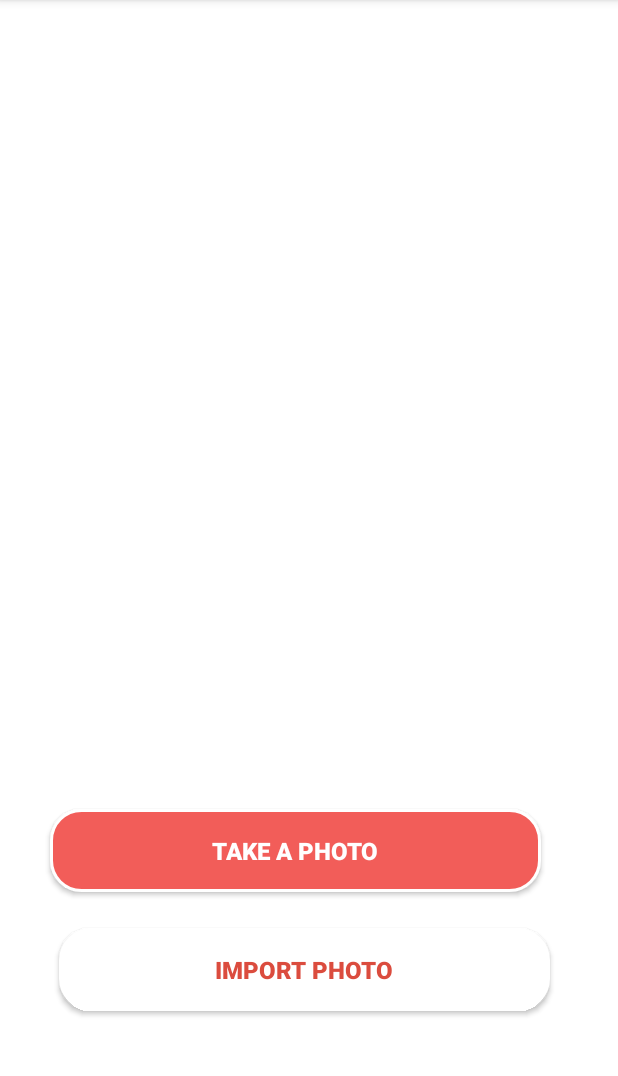
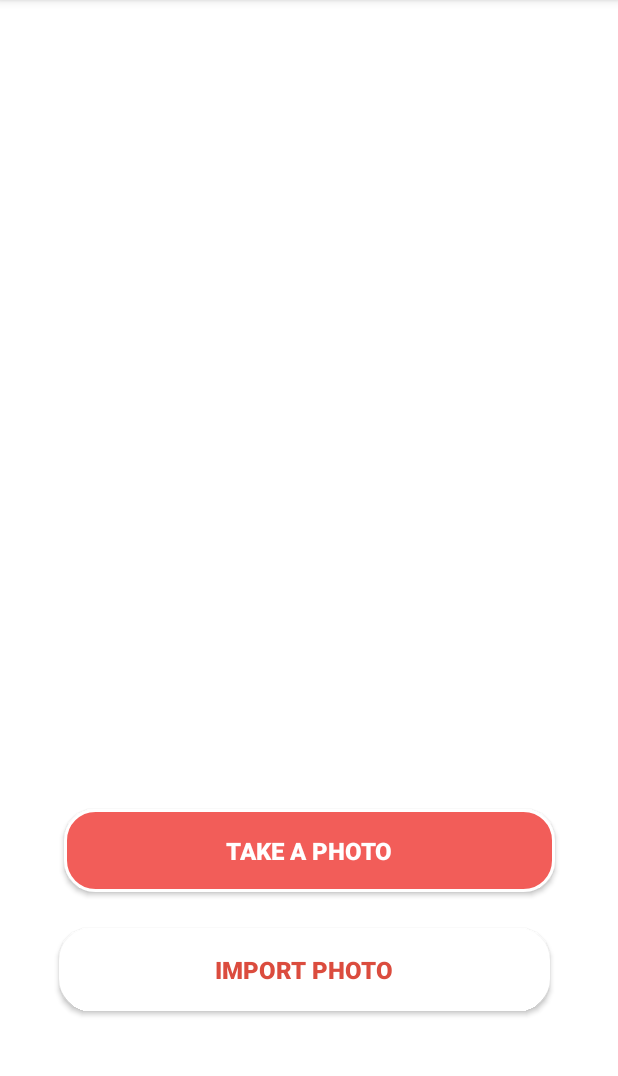
Before and after one commit to kmalcaba/SkinCheckr, an Android app: the Main_2 screen opened directly, with no data from a screen before it, on a phone screen of 412 x 824 dp, the part 84-1160 px from its top. Run offline under Robolectric (Android 15) with nearby library versions, the phone set to English and light mode, and no system bars; our stand-ins replace Firebase (no records; nobody signed in at launch, a user with empty details on screens opened directly).

Commit message:
working on nav drawer

```diff
--- a/app/src/main/java/com/example/trishiaanne/skincheckr/Main_2.java
+++ b/app/src/main/java/com/example/trishiaanne/skincheckr/Main_2.java
@@ -22,7 +22,7 @@ public class Main_2 extends AppCompatActivity {
     @Override
     protected void onCreate(Bundle savedInstanceState) {
         super.onCreate(savedInstanceState);
-        setContentView(R.layout.activity_usercamra);
+        setContentView(R.layout.activity_usercam);
 
         auth = FirebaseAuth.getInstance();
         final FirebaseUser user = FirebaseAuth.getInstance().getCurrentUser();
--- a/app/src/main/java/com/example/trishiaanne/skincheckr/SignUp.java
+++ b/app/src/main/java/com/example/trishiaanne/skincheckr/SignUp.java
@@ -141,6 +141,7 @@ public class SignUp extends AppCompatActivity {
     }
 
 
+
        /* button = (Button) findViewById(R.id.SignupBtn);
         button.setOnClickListener(new View.OnClickListener() {
             @Override
--- a/app/src/main/res/layout/activity_usercam.xml
+++ b/app/src/main/res/layout/activity_usercam.xml
@@ -1,21 +1,26 @@
 <?xml version="1.0" encoding="utf-8"?>
-<android.support.constraint.ConstraintLayout xmlns:android="http://schemas.android.com/apk/res/android"
+<android.support.v4.widget.DrawerLayout xmlns:android="http://schemas.android.com/apk/res/android"
     xmlns:app="http://schemas.android.com/apk/res-auto"
-    xmlns:tools="http://schemas.android.com/tools"
+    android:id="@+id/activity_main"
     android:layout_width="match_parent"
     android:layout_height="match_parent"
-    tools:context=".Camera">
+    android:background="#FFFF">
+
+    <android.support.constraint.ConstraintLayout
+        android:id="@+id/relativeLayout"
+        android:layout_width="match_parent"
+        android:layout_height="match_parent">
 
         <Button
             android:id="@+id/importPhoto"
             android:layout_width="327dp"
             android:layout_height="55dp"
-        android:layout_marginBottom="8dp"
-        android:layout_marginEnd="8dp"
-        android:layout_marginLeft="4dp"
-        android:layout_marginRight="8dp"
-        android:layout_marginStart="4dp"
-        android:layout_marginTop="8dp"
+            android:layout_marginStart="39dp"
+            android:layout_marginLeft="39dp"
+            android:layout_marginTop="586dp"
+            android:layout_marginEnd="46dp"
+            android:layout_marginRight="46dp"
+            android:layout_marginBottom="91dp"
             android:background="@drawable/buttonlogin"
             android:text="IMPORT PHOTO"
             android:textColor="#DB4C3E"
@@ -24,6 +29,8 @@
             app:layout_constraintBottom_toBottomOf="parent"
             app:layout_constraintEnd_toEndOf="parent"
             app:layout_constraintHorizontal_bias="0.555"
+            app:layout_constraintLeft_toLeftOf="parent"
+            app:layout_constraintRight_toRightOf="parent"
             app:layout_constraintStart_toStartOf="parent"
             app:layout_constraintTop_toTopOf="parent"
             app:layout_constraintVertical_bias="0.927" />
@@ -32,12 +39,12 @@
             android:id="@+id/takePhoto"
             android:layout_width="327dp"
             android:layout_height="55dp"
-        android:layout_marginBottom="8dp"
+            android:layout_marginStart="8dp"
+            android:layout_marginLeft="8dp"
+            android:layout_marginTop="8dp"
             android:layout_marginEnd="8dp"
-        android:layout_marginLeft="4dp"
             android:layout_marginRight="8dp"
-        android:layout_marginStart="4dp"
-        android:layout_marginTop="8dp"
+            android:layout_marginBottom="173dp"
             android:background="@drawable/buttoncurve"
             android:text="TAKE A PHOTO"
             android:textColor="@android:color/white"
@@ -45,34 +52,45 @@
             android:textStyle="bold"
             app:layout_constraintBottom_toBottomOf="parent"
             app:layout_constraintEnd_toEndOf="parent"
-        app:layout_constraintHorizontal_bias="0.555"
+            app:layout_constraintLeft_toLeftOf="parent"
+            app:layout_constraintRight_toRightOf="parent"
             app:layout_constraintStart_toStartOf="parent"
             app:layout_constraintTop_toTopOf="parent"
-        app:layout_constraintVertical_bias="0.778" />
+            app:layout_constraintVertical_bias="1.0" />
 
         <ImageView
             android:id="@+id/imageView"
             android:layout_width="362dp"
             android:layout_height="395dp"
-        android:layout_marginStart="8dp"
-        android:layout_marginLeft="8dp"
+            android:layout_marginStart="31dp"
+            android:layout_marginLeft="31dp"
             android:layout_marginTop="8dp"
-        android:layout_marginEnd="8dp"
-        android:layout_marginRight="8dp"
-        android:layout_marginBottom="8dp"
+            android:layout_marginEnd="18dp"
+            android:layout_marginRight="18dp"
+            android:layout_marginBottom="299dp"
             android:layout_weight="9"
             app:layout_constraintBottom_toBottomOf="parent"
             app:layout_constraintEnd_toEndOf="parent"
             app:layout_constraintHorizontal_bias="0.384"
+            app:layout_constraintLeft_toLeftOf="parent"
+            app:layout_constraintRight_toRightOf="parent"
             app:layout_constraintStart_toStartOf="parent"
             app:layout_constraintTop_toTopOf="parent"
             app:layout_constraintVertical_bias="0.209" />
 
-    <android.support.design.widget.NavigationView
-        android:id="@+id/navView"
-        android:layout_width="0dp"
-        android:layout_height="match_parent"
-        android:layout_gravity="start"
-        app:headerLayout="@layout/nav_header" />
 
     </android.support.constraint.ConstraintLayout>
+
+
+    <android.support.design.widget.NavigationView
+        android:layout_width="wrap_content"
+        android:layout_height="match_parent"
+        app:menu="@menu/navigation_menu"
+        android:layout_gravity="start"
+        app:headerLayout="@layout/nav_header"
+        android:id="@+id/navView">
+    </android.support.design.widget.NavigationView>
+
+
+
+</android.support.v4.widget.DrawerLayout>
--- a/app/src/main/res/layout/activity_usercamra.xml
+++ /dev/null
@@ -1,99 +0,0 @@
-<?xml version="1.0" encoding="utf-8"?>
-<android.support.v4.widget.DrawerLayout xmlns:android="http://schemas.android.com/apk/res/android"
-    xmlns:app="http://schemas.android.com/apk/res-auto"
-    android:id="@+id/activity_main"
-    android:layout_width="match_parent"
-    android:layout_height="match_parent"
-    android:background="#FFFF">
-
-    <android.support.constraint.ConstraintLayout
-        android:id="@+id/relativeLayout"
-        android:layout_width="match_parent"
-        android:layout_height="match_parent">
-
-        <Button
-            android:id="@+id/importPhoto"
-            android:layout_width="327dp"
-            android:layout_height="55dp"
-            android:layout_marginStart="39dp"
-            android:layout_marginLeft="39dp"
-            android:layout_marginTop="586dp"
-            android:layout_marginEnd="46dp"
-            android:layout_marginRight="46dp"
-            android:layout_marginBottom="91dp"
-            android:background="@drawable/buttonlogin"
-            android:text="IMPORT PHOTO"
-            android:textColor="#DB4C3E"
-            android:textSize="16sp"
-            android:textStyle="bold"
-            app:layout_constraintBottom_toBottomOf="parent"
-            app:layout_constraintEnd_toEndOf="parent"
-            app:layout_constraintHorizontal_bias="0.555"
-            app:layout_constraintLeft_toLeftOf="parent"
-            app:layout_constraintRight_toRightOf="parent"
-            app:layout_constraintStart_toStartOf="parent"
-            app:layout_constraintTop_toTopOf="parent"
-            app:layout_constraintVertical_bias="0.927" />
-
-        <Button
-            android:id="@+id/takePhoto"
-            android:layout_width="327dp"
-            android:layout_height="55dp"
-            android:layout_marginStart="34dp"
-            android:layout_marginLeft="34dp"
-            android:layout_marginTop="8dp"
-            android:layout_marginEnd="51dp"
-            android:layout_marginRight="51dp"
-            android:layout_marginBottom="173dp"
-            android:background="@drawable/buttoncurve"
-            android:text="TAKE A PHOTO"
-            android:textColor="@android:color/white"
-            android:textSize="16sp"
-            android:textStyle="bold"
-            app:layout_constraintBottom_toBottomOf="parent"
-            app:layout_constraintEnd_toEndOf="parent"
-            app:layout_constraintHorizontal_bias="1.0"
-            app:layout_constraintLeft_toLeftOf="parent"
-            app:layout_constraintRight_toRightOf="parent"
-            app:layout_constraintStart_toStartOf="parent"
-            app:layout_constraintTop_toTopOf="parent"
-            app:layout_constraintVertical_bias="1.0" />
-
-        <ImageView
-            android:id="@+id/imageView"
-            android:layout_width="362dp"
-            android:layout_height="395dp"
-            android:layout_marginStart="31dp"
-            android:layout_marginLeft="31dp"
-            android:layout_marginTop="8dp"
-            android:layout_marginEnd="18dp"
-            android:layout_marginRight="18dp"
-            android:layout_marginBottom="299dp"
-            android:layout_weight="9"
-            app:layout_constraintBottom_toBottomOf="parent"
-            app:layout_constraintEnd_toEndOf="parent"
-            app:layout_constraintHorizontal_bias="0.384"
-            app:layout_constraintLeft_toLeftOf="parent"
-            app:layout_constraintRight_toRightOf="parent"
-            app:layout_constraintStart_toStartOf="parent"
-            app:layout_constraintTop_toTopOf="parent"
-            app:layout_constraintVertical_bias="0.209" />
-
-
-    </android.support.constraint.ConstraintLayout>
-
-
-
-    <android.support.design.widget.NavigationView
-        android:layout_width="wrap_content"
-        android:layout_height="match_parent"
-        app:menu="@menu/navigation_menu"
-        android:layout_gravity="start"
-        app:headerLayout="@layout/nav_header"
-        android:id="@+id/nv">
-
-    </android.support.design.widget.NavigationView>
-
-
-
-</android.support.v4.widget.DrawerLayout>
```
Also changed, not shown: app/src/main/java/com/example/trishiaanne/skincheckr/Login.java (+46 -3 lines), app/src/main/java/com/example/trishiaanne/skincheckr/UserCam.java (+139 -7 lines), app/src/main/res/layout/activity_login.xml (+32 -11 lines), app/src/main/res/layout/activity_resetpass.xml (added, +65 -0 lines). Lines whose indentation alone changed are shown as unchanged.
